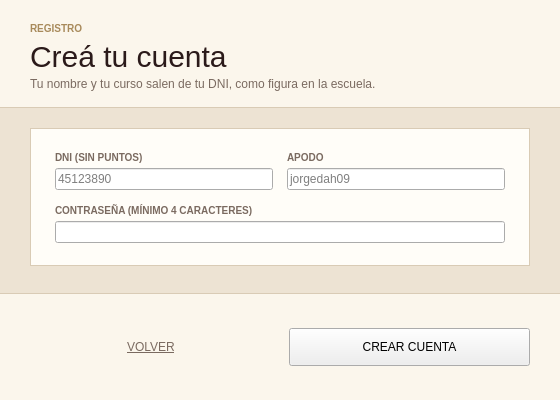
gabrielnogueramelendez-cpu/Qt-creator-Berea, file app/registerdialog.ui: the form before one commit.
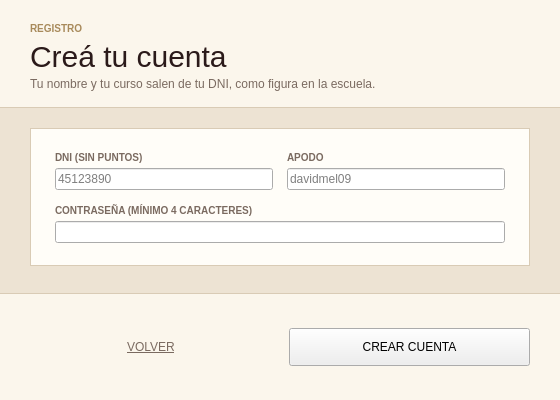
The form after the commit.

```diff
--- a/app/registerdialog.ui
+++ b/app/registerdialog.ui
@@ -172,7 +172,7 @@
              <item>
               <widget class="QLineEdit" name="txtRegApodo">
                <property name="placeholderText">
-                <string>jorgedah09</string>
+                <string>davidmel09</string>
                </property>
               </widget>
              </item>
```
